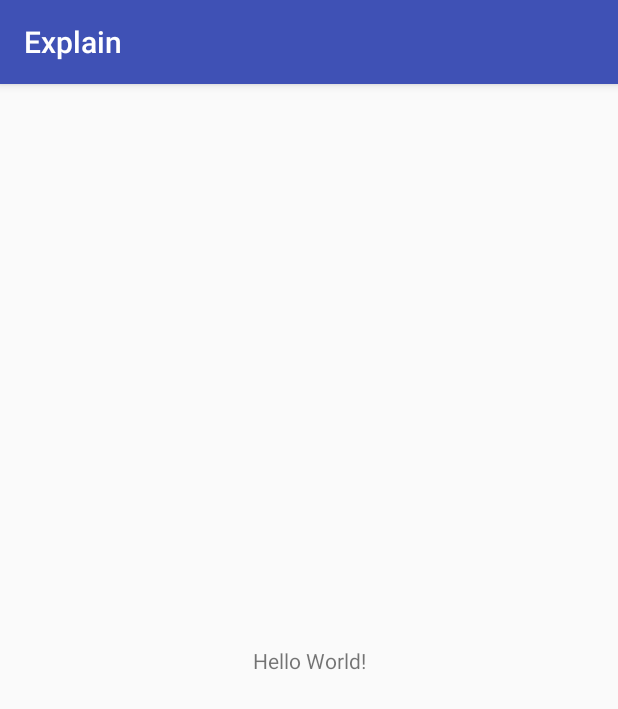
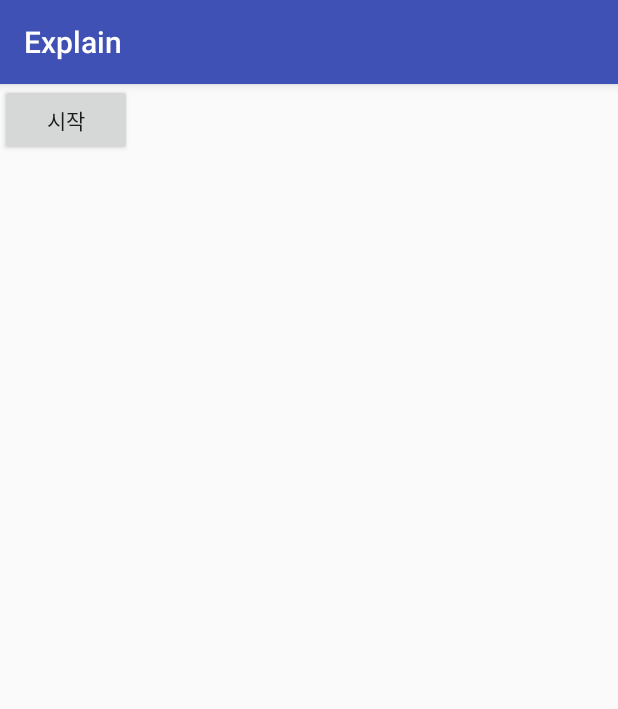
Before and after one commit to KrWoon/SmartDictionary, an Android app: the screen it shows after launch (MainActivity), on a phone screen of 412 x 824 dp. Shown: the top 709 px of the screen. Run offline under Robolectric (Android 15) with nearby library versions, the phone set to English and light mode, and no system bars.

Commit message:
음성 인식 구현

```diff
--- a/app/src/main/AndroidManifest.xml
+++ b/app/src/main/AndroidManifest.xml
@@ -1,6 +1,9 @@
 <?xml version="1.0" encoding="utf-8"?>
 <manifest xmlns:android="http://schemas.android.com/apk/res/android"
     package="com.explain">
+
+    <uses-permission android:name="android.permission.INTERNET" />
+    <uses-permission android:name="android.permission.RECORD_AUDIO" />
 
     <application
         android:allowBackup="true"
@@ -16,6 +19,7 @@
                 <category android:name="android.intent.category.LAUNCHER" />
             </intent-filter>
         </activity>
+        <activity android:name=".VoiceActivity"></activity>
     </application>
 
 </manifest>
--- a/app/src/main/java/com/explain/MainActivity.java
+++ b/app/src/main/java/com/explain/MainActivity.java
@@ -2,15 +2,42 @@ package com.explain;
 
 import android.support.v7.app.AppCompatActivity;
 import android.os.Bundle;
+import android.Manifest;
+import android.content.Intent;
+import android.content.pm.PackageManager;
+import android.os.Bundle;
+import android.speech.RecognitionListener;
+import android.speech.RecognizerIntent;
+import android.speech.SpeechRecognizer;
+import android.support.v4.app.ActivityCompat;
+import android.support.v4.content.ContextCompat;
+import android.support.v7.app.AppCompatActivity;
+import android.view.View;
+import android.widget.Button;
+import android.widget.TextView;
+
+import java.util.ArrayList;
+
 
 public class MainActivity extends AppCompatActivity {
 
     @Override
     protected void onCreate(Bundle savedInstanceState) {
         super.onCreate(savedInstanceState);
+
         setContentView(R.layout.activity_main);
-        int i=0;
-        // github
 
+        // 버튼과 텍스트뷰
+        Button button = (Button) findViewById(R.id.button01);
+
+        // 버튼 클릭시 동작
+        button.setOnClickListener(new View.OnClickListener() {
+            @Override
+            public void onClick(View view) {
+                Intent intent = new Intent(getApplicationContext(), VoiceActivity.class);
+                startActivity(intent);
+            }
+        });
     }
+
 }
--- a/app/src/main/res/layout/activity_main.xml
+++ b/app/src/main/res/layout/activity_main.xml
@@ -1,18 +1,15 @@
 <?xml version="1.0" encoding="utf-8"?>
-<android.support.constraint.ConstraintLayout xmlns:android="http://schemas.android.com/apk/res/android"
+<LinearLayout xmlns:android="http://schemas.android.com/apk/res/android"
     xmlns:app="http://schemas.android.com/apk/res-auto"
     xmlns:tools="http://schemas.android.com/tools"
     android:layout_width="match_parent"
     android:layout_height="match_parent"
     tools:context="com.explain.MainActivity">
 
-    <TextView
+    <Button
+        android:id="@+id/button01"
+        android:text="시작"
         android:layout_width="wrap_content"
-        android:layout_height="wrap_content"
-        android:text="Hello World!"
-        app:layout_constraintBottom_toBottomOf="parent"
-        app:layout_constraintLeft_toLeftOf="parent"
-        app:layout_constraintRight_toRightOf="parent"
-        app:layout_constraintTop_toTopOf="parent" />
+        android:layout_height="wrap_content" />
 
-</android.support.constraint.ConstraintLayout>
+</LinearLayout>
```
Also changed, not shown: app/src/main/java/com/explain/VoiceActivity.java (added, +136 -0 lines), app/src/main/res/layout/activity_voice.xml (added, +28 -0 lines).
